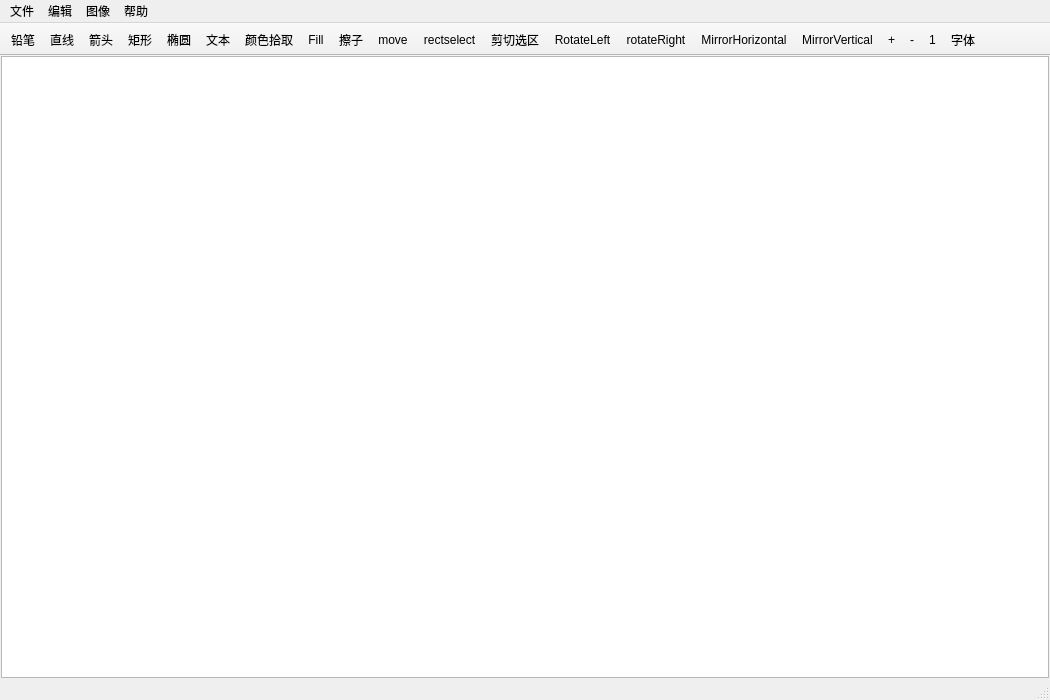
Above: mainwindow.ui from sonichy/HTYPaint2 before the change. Below: the same form after it.
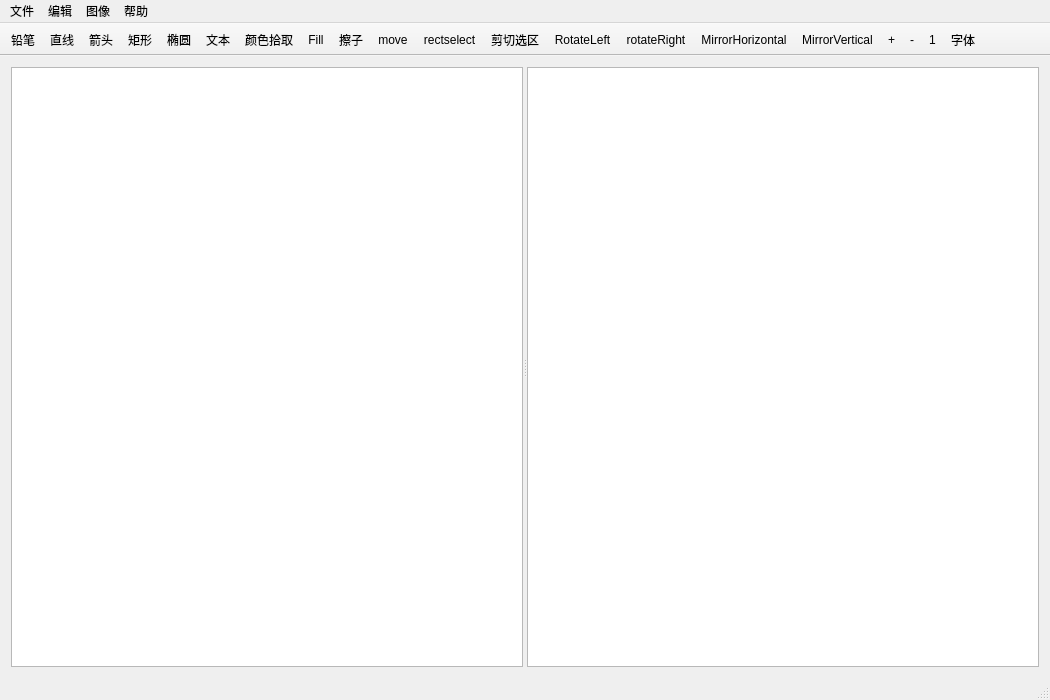
That is the form after the change. Icons and pictures are not drawn.

What changed in the file:
```diff
--- a/mainwindow.ui
+++ b/mainwindow.ui
@@ -22,27 +22,18 @@
   </property>
   <widget class="QWidget" name="centralWidget">
    <layout class="QVBoxLayout" name="verticalLayout">
-    <property name="spacing">
-     <number>0</number>
-    </property>
-    <property name="leftMargin">
-     <number>1</number>
-    </property>
-    <property name="topMargin">
-     <number>0</number>
-    </property>
-    <property name="rightMargin">
-     <number>1</number>
-    </property>
-    <property name="bottomMargin">
-     <number>0</number>
-    </property>
     <item>
+     <widget class="QSplitter" name="splitter">
+      <property name="orientation">
+       <enum>Qt::Horizontal</enum>
+      </property>
      <widget class="QGraphicsView" name="graphicsView">
       <property name="renderHints">
        <set>QPainter::Antialiasing|QPainter::HighQualityAntialiasing|QPainter::SmoothPixmapTransform|QPainter::TextAntialiasing</set>
       </property>
      </widget>
+      <widget class="QListWidget" name="listWidget"/>
+     </widget>
     </item>
    </layout>
   </widget>
```
Left out of the diff: 2 changed lines with no effect on the pictures. Lines whose indentation alone changed are shown as unchanged.
